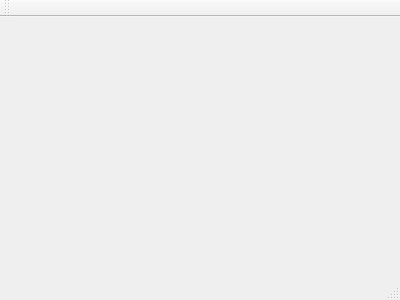
Above: mainwindow.ui from Nobitamon/DTool before the change. Below: the same form after it.
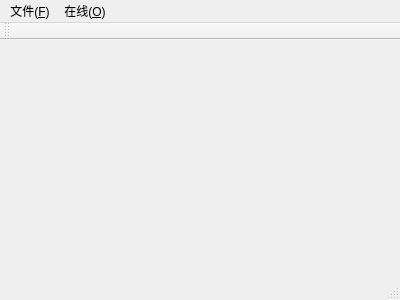
That is the form after the change.

Commit message: 添加部分菜单栏、窗口最大化

Patch:
```diff
--- a/mainwindow.ui
+++ b/mainwindow.ui
@@ -12,13 +12,52 @@
   <property name="windowTitle" >
    <string>MainWindow</string>
   </property>
-  <widget class="QMenuBar" name="menuBar" />
-  <widget class="QToolBar" name="mainToolBar" />
-  <widget class="QWidget" name="centralWidget" />
-  <widget class="QStatusBar" name="statusBar" />
+  <widget class="QWidget" name="centralWidget"/>
+  <widget class="QMenuBar" name="menuBar">
+   <property name="geometry">
+    <rect>
+     <x>0</x>
+     <y>0</y>
+     <width>400</width>
+     <height>22</height>
+    </rect>
+   </property>
+   <widget class="QMenu" name="menu_F">
+    <property name="title">
+     <string>文件(&amp;F)</string>
+    </property>
+   </widget>
+   <widget class="QMenu" name="menu_O">
+    <property name="title">
+     <string>在线(&amp;O)</string>
+    </property>
+    <addaction name="action_C"/>
+    <addaction name="action_P"/>
+   </widget>
+   <addaction name="menu_F"/>
+   <addaction name="menu_O"/>
+  </widget>
+  <widget class="QToolBar" name="mainToolBar">
+   <attribute name="toolBarArea">
+    <enum>TopToolBarArea</enum>
+   </attribute>
+   <attribute name="toolBarBreak">
+    <bool>false</bool>
+   </attribute>
+  </widget>
+  <widget class="QStatusBar" name="statusBar"/>
+  <action name="action_C">
+   <property name="text">
+    <string>连接(&amp;C)</string>
+   </property>
+  </action>
+  <action name="action_P">
+   <property name="text">
+    <string>参数设置(&amp;P)</string>
+   </property>
+  </action>
  </widget>
- <layoutDefault spacing="6" margin="11" />
- <pixmapfunction></pixmapfunction>
+ <layoutdefault spacing="6" margin="11"/>
  <resources/>
  <connections/>
 </ui>
```
Left out of the diff: 7 changed lines with no effect on the pictures. The commit also changes 1 other file.
